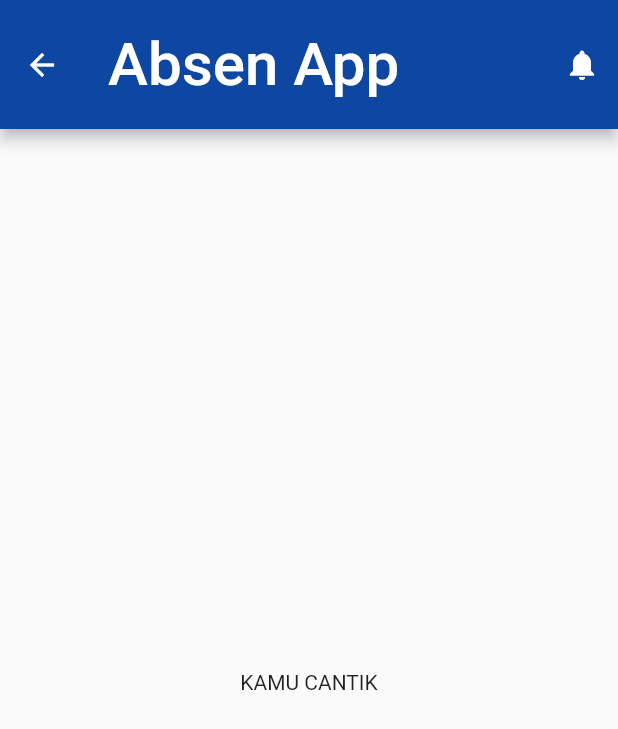
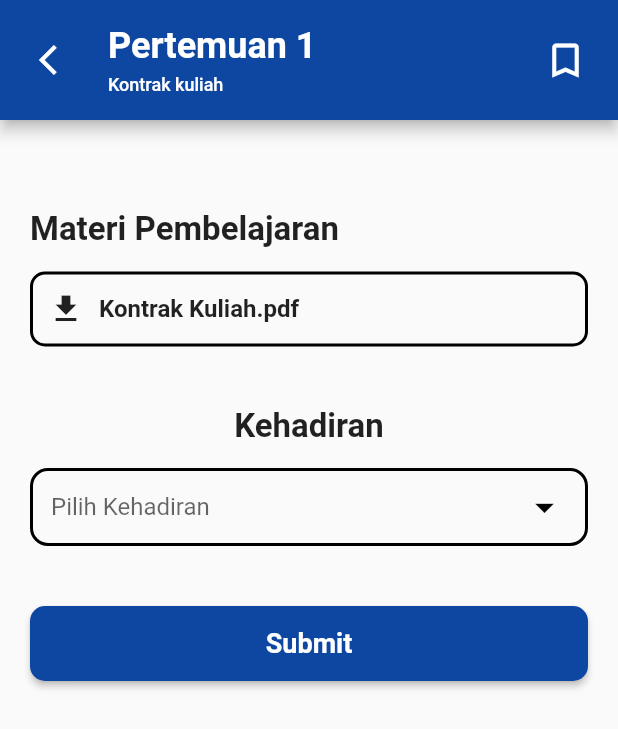
Before and after one commit to RanggaDwi16/Flutter-Absen-App-V.2, a Flutter app: the DetailPertemuanView screen opened by its route, on a phone screen of 412 x 824 dp. Shown: the top 729 px of the screen. Run offline on Flutter 3.47's test engine with Material 2 defaults, Android fonts, the phone set to English and light mode, and no system bars; generated files the repository leaves out were written again; Roboto replaces fonts that are missing (cursive).

Commit message:
update detail pertemuan

```diff
--- a/lib/src/view/detail_pertemuan_view.dart
+++ b/lib/src/view/detail_pertemuan_view.dart
@@ -1,6 +1,6 @@
 import 'package:flutter/material.dart';
 
-class DetailPertemuanView extends StatelessWidget {
+class DetailPertemuanView extends StatefulWidget {
   DetailPertemuanView({
     super.key,
   });
@@ -8,28 +8,194 @@ class DetailPertemuanView extends StatelessWidget {
   static const routeName = '/detail_pertemuan';
 
   @override
+  _DetailPertemuanViewState createState() => _DetailPertemuanViewState();
+}
+
+class _DetailPertemuanViewState extends State<DetailPertemuanView> {
+  final items = ['Hadir', 'Izin'];
+
+  String? value;
+
+  @override
   Widget build(BuildContext context) {
     return Scaffold(
       appBar: AppBar(
-        toolbarHeight: 86,
-        title: Text(
-          'Absen App',
-          style: TextStyle(
-            fontFamily: 'cursive',
-            fontSize: 40,
-          ),
+        toolbarHeight: 80,
+        backgroundColor: Color.fromRGBO(13, 71, 161, 1),
+        title: Column(
+          crossAxisAlignment: CrossAxisAlignment.start,
+          children: [
+            Padding(
+              padding: EdgeInsets.only(),
+            ),
+            Text(
+              'Pertemuan 1',
+              style: TextStyle(
+                fontSize: 24,
+                fontWeight: FontWeight.bold,
+              ),
+            ),
+            SizedBox(
+              height: 5,
+            ),
+            Text(
+              'Kontrak kuliah',
+              style: TextStyle(
+                fontSize: 12,
+              ),
+            ),
+          ],
         ),
         actions: [
           IconButton(
+            padding: EdgeInsets.only(right: 20),
+            iconSize: 30,
+            icon: const Icon(
+              Icons.bookmark_border,
+              color: Colors.white,
+            ),
             onPressed: () {},
-            icon: Icon(Icons.notifications),
           ),
         ],
-        backgroundColor: const Color(0xFF0D47A1),
+        leading: IconButton(
+          padding: EdgeInsets.only(left: 20),
+          icon: const Icon(
+            Icons.arrow_back_ios,
+            color: Colors.white,
+          ),
+          onPressed: () {
+            Navigator.pop(context);
+          },
+        ),
       ),
-      body: Center(
-        child: Text("KAMU CANTIK"),
+      body: Container(
+        padding: EdgeInsets.all(20),
+        margin: EdgeInsets.only(top: 40),
+        child: Column(
+          crossAxisAlignment: CrossAxisAlignment.start,
+          children: [
+            Text(
+              'Materi Pembelajaran',
+              style: TextStyle(
+                fontSize: 22,
+                fontWeight: FontWeight.bold,
+              ),
+            ),
+            SizedBox(
+              height: 15,
+            ),
+            Container(
+              alignment: Alignment.center,
+              height: 50,
+              decoration: BoxDecoration(
+                //warna boder
+                border: Border.all(
+                  color: Colors.black,
+                  width: 2,
+                ),
+                borderRadius: BorderRadius.circular(10),
+              ),
+              child: Row(
+                children: [
+                  Padding(
+                    padding: EdgeInsets.only(left: 10),
+                  ),
+                  Icon(Icons.download),
+                  SizedBox(
+                    width: 10,
+                  ),
+                  Text(
+                    'Kontrak Kuliah.pdf',
+                    style: TextStyle(
+                      fontSize: 16,
+                      fontWeight: FontWeight.bold,
+                    ),
+                  ),
+                ],
+              ),
+            ),
+            Container(
+              //dropdown hadir/izin
+              margin: EdgeInsets.only(top: 40),
+              child: Column(
+                children: [
+                  Text(
+                    'Kehadiran',
+                    style: TextStyle(
+                      fontSize: 22,
+                      fontWeight: FontWeight.bold,
+                    ),
+                  ),
+                  SizedBox(
+                    height: 15,
+                  ),
+                  Container(
+                    padding: EdgeInsets.symmetric(horizontal: 12),
+                    decoration: BoxDecoration(
+                      borderRadius: BorderRadius.circular(12),
+                      border: Border.all(
+                        color: Colors.black,
+                        width: 2,
+                      ),
+                    ),
+                    child: DropdownButtonHideUnderline(
+                      child: DropdownButton<String>(
+                        isExpanded: true,
+                        value: value,
+                        iconEnabledColor: Colors.black,
+                        hint: Text('Pilih Kehadiran'),
+                        icon: Icon(Icons.arrow_drop_down_outlined),
+                        iconSize: 30,
+                        onChanged: (value) =>
+                            setState(() => this.value = value),
+                        items: items.map(buildMenuItem).toList(),
+                      ),
+                    ),
+                  ),
+                  Container(
+                    //submit button,
+                    margin: EdgeInsets.only(top: 40),
+                    child: Column(
+                      children: [
+                        Container(
+                          width: double.infinity,
+                          height: 50,
+                          child: ElevatedButton(
+                            onPressed: () {},
+                            style: ElevatedButton.styleFrom(
+                              backgroundColor: Color.fromRGBO(13, 71, 161, 1),
+                              shape: RoundedRectangleBorder(
+                                borderRadius: BorderRadius.circular(10),
+                              ),
+                              shadowColor: Colors.black,
+                              padding: EdgeInsets.all(10),
+                            ),
+                            child: Text(
+                              'Submit',
+                              style: TextStyle(
+                                fontSize: 18,
+                                fontWeight: FontWeight.bold,
+                              ),
+                            ),
+                          ),
+                        ),
+                      ],
+                    ),
+                  )
+                ],
+              ),
+            ),
+          ],
+        ),
       ),
     );
   }
+
+  DropdownMenuItem<String> buildMenuItem(String item) => DropdownMenuItem(
+        value: item,
+        child: Text(
+          item,
+          style: TextStyle(fontWeight: FontWeight.bold),
+        ),
+      );
 }
--- a/lib/src/view/profile_view.dart
+++ b/lib/src/view/profile_view.dart
@@ -74,7 +74,7 @@ class ProfileView extends StatelessWidget {
                 ),
                 Container(
                   margin: const EdgeInsets.symmetric(vertical: 16),
-                  child: Row(
+                  child: const Row(
                     mainAxisAlignment: MainAxisAlignment.spaceEvenly,
                     children: [
                       Column(
```
